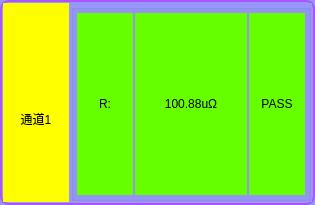
Old version of the form UiFiles/clsHVChannelSettings.ui in the repository caicaiking/WKELightWave.
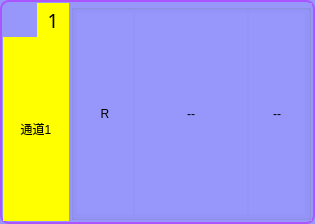
New version of the form. The open tabs and pages were chosen to show the change. Icons and pictures are not drawn. Custom widgets are drawn as their Qt base class.

```diff
--- a/UiFiles/clsHVChannelSettings.ui
+++ b/UiFiles/clsHVChannelSettings.ui
@@ -7,13 +7,19 @@
     <x>0</x>
     <y>0</y>
     <width>315</width>
-    <height>205</height>
+    <height>224</height>
    </rect>
   </property>
+  <property name="minimumSize">
+   <size>
+    <width>0</width>
+    <height>224</height>
+   </size>
+  </property>
   <property name="maximumSize">
    <size>
     <width>332</width>
-    <height>16777215</height>
+    <height>224</height>
    </size>
   </property>
   <property name="windowTitle">
@@ -58,18 +64,34 @@
         <widget class="clsLabel" name="labelClose">
          <property name="minimumSize">
           <size>
-           <width>33</width>
-           <height>33</height>
+           <width>34</width>
+           <height>34</height>
           </size>
          </property>
          <property name="maximumSize">
           <size>
-           <width>33</width>
-           <height>33</height>
+           <width>34</width>
+           <height>34</height>
           </size>
          </property>
+         <property name="autoFillBackground">
+          <bool>false</bool>
+         </property>
          <property name="styleSheet">
-          <string notr="true">background-color: rgb(255, 255, 0);</string>
+          <string notr="true">QLabel:hover{  
+    font: 9pt;  
+    font-family:&quot;Vrinda&quot;;  
+    color: rgb(236, 218, 127);  
+    border: 4px solid red;  
+    border-radius: 17px;  
+    padding: 2px;  
+    
+} 
+
+QLabel
+{
+  border-radius: 17px; 
+}</string>
          </property>
          <property name="text">
           <string/>
@@ -77,15 +99,27 @@
          <property name="pixmap">
           <pixmap resource="../images/res.qrc">:/close.ico</pixmap>
          </property>
+         <property name="alignment">
+          <set>Qt::AlignCenter</set>
+         </property>
         </widget>
        </item>
        <item>
         <widget class="QLabel" name="labelChannel1">
+         <property name="font">
+          <font>
+           <family>楷体</family>
+           <pointsize>14</pointsize>
+          </font>
+         </property>
          <property name="styleSheet">
           <string notr="true">background-color: rgb(255, 255, 0);</string>
          </property>
          <property name="text">
-          <string/>
+          <string>1</string>
+         </property>
+         <property name="alignment">
+          <set>Qt::AlignCenter</set>
          </property>
         </widget>
        </item>
@@ -441,10 +475,10 @@
                </size>
               </property>
               <property name="styleSheet">
-               <string notr="true">background-color:#66FF00;</string>
+               <string notr="true"/>
               </property>
               <property name="text">
-               <string>R:</string>
+               <string>R</string>
               </property>
               <property name="alignment">
                <set>Qt::AlignCenter</set>
@@ -466,10 +500,10 @@
                </size>
               </property>
               <property name="styleSheet">
-               <string notr="true">background-color: #66FF00;</string>
+               <string notr="true"/>
               </property>
               <property name="text">
-               <string>100.88uΩ</string>
+               <string>--</string>
               </property>
               <property name="alignment">
                <set>Qt::AlignCenter</set>
@@ -485,10 +519,10 @@
                </size>
               </property>
               <property name="styleSheet">
-               <string notr="true">background-color: #66FF00;</string>
+               <string notr="true"/>
               </property>
               <property name="text">
-               <string>PASS</string>
+               <string>--</string>
               </property>
               <property name="alignment">
                <set>Qt::AlignCenter</set>
```
Left out of the diff: 6 changed lines with no effect on the pictures.
